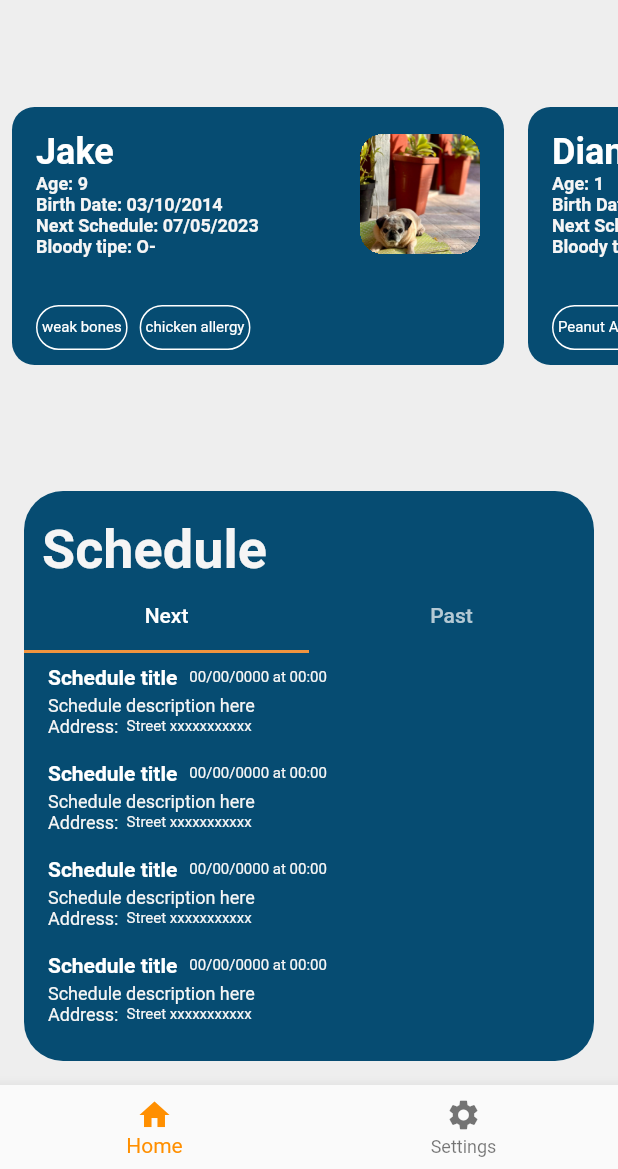
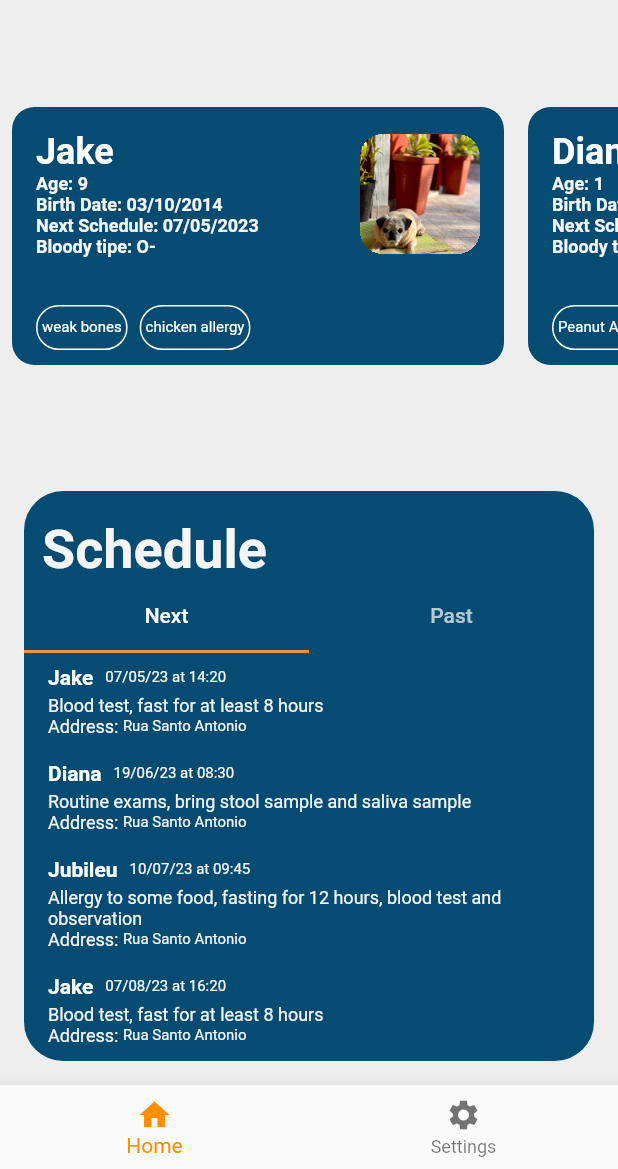
Before and after one commit to LucasGabriiel/MyPetsHybrid, a Flutter app: the screen it shows after launch, on a phone screen of 412 x 824 dp, the part 67-1236 px from its top. Run offline on Flutter 3.47's test engine with Material 2 defaults, Android fonts, the light colour scheme and no system bars; statements that could not run were skipped.

Commit message:
scchedule item using model data

```diff
--- a/lib/components/container_schedule_item.dart
+++ b/lib/components/container_schedule_item.dart
@@ -16,16 +16,16 @@ class ScheduleItem extends StatelessWidget {
           children: [
             Row(children: [
               Text(
-                "Schedule title",
+                appointment.name,
                 style: TextStyle(
                         color: currentTheme.primary,
                         fontSize: 14,
                         fontWeight: FontWeight.bold),
                       ),
               const SizedBox(width: 8),
-              Text("00/00/0000 at 00:00",
+              Text("${appointment.date} at ${appointment.hour}",
                    style: const TextStyle(fontSize: 10)
-                   )
+                   ),
             ]),
             const SizedBox(width: 12),
             Padding(
@@ -33,10 +33,10 @@ class ScheduleItem extends StatelessWidget {
               child: Column(
                 crossAxisAlignment: CrossAxisAlignment.start,
                 children: [
-                Text("Schedule description here", style: TextStyle(fontSize: 12)),
+                Text(appointment.description, style: TextStyle(fontSize: 12)),
                 Row(children: [
                   const Text("Address: ", style: TextStyle(fontSize: 12)),
-                  Text(" Street xxxxxxxxxxx", style: TextStyle(fontSize: 10))
+                  Text(appointment.address, style: TextStyle(fontSize: 10))
                 ])
               ],),
             ),
```
